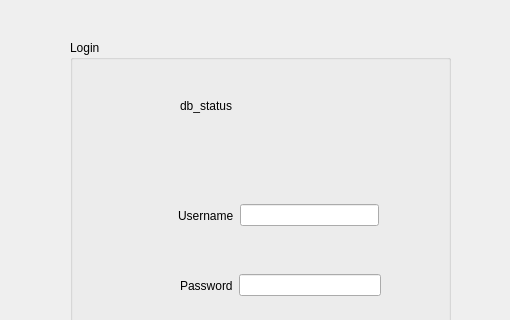
First picture: the form in login.ui, repository aminabkl/Departement_Management, before the edit; both pictures show x 290 to 800 and y 0 to 320 of the 800 by 600 pixel window.
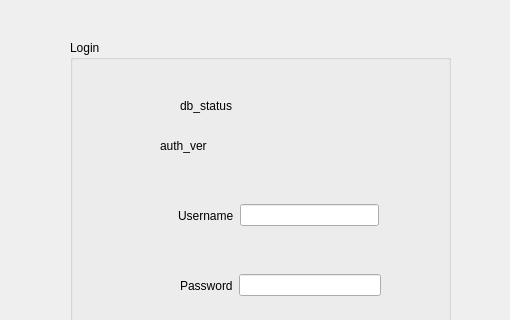
Second picture: the form after the edit.

```diff
--- a/login.ui
+++ b/login.ui
@@ -95,6 +95,19 @@
      <string>db_status</string>
     </property>
    </widget>
+   <widget class="QLabel" name="auth_ver">
+    <property name="geometry">
+     <rect>
+      <x>90</x>
+      <y>90</y>
+      <width>161</width>
+      <height>31</height>
+     </rect>
+    </property>
+    <property name="text">
+     <string>auth_ver</string>
+    </property>
+   </widget>
   </widget>
  </widget>
  <resources/>
```
